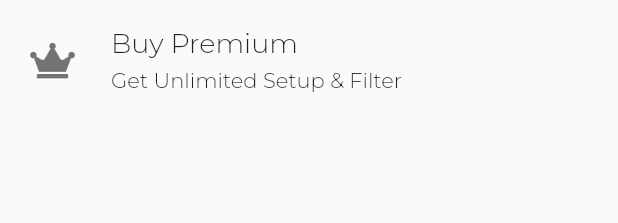
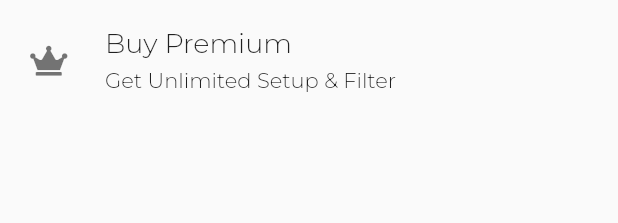
Before and after one commit to visionxStudio/Flutter-wallpaper-app---Walfy, a Flutter app: the SettingsTile widget shown alone on an empty page, opened directly, on a phone screen of 412 x 824 dp. Shown: the top 223 px of the screen. Run offline on Flutter 3.47's test engine with Material 2 defaults, Android fonts, the phone set to English and light mode, and no system bars; our stand-ins replace animated_text_kit, flutter_snake_navigationbar, font_awesome_flutter, get, get_storage, google_fonts; missing offline and left inert: configurable_expansion_tile_null_safety, dynamic_themes; accounts and stored records are empty.

Commit message:
settings ui

```diff
--- a/lib/screens/settings/settings_controller.dart
+++ b/lib/screens/settings/settings_controller.dart
@@ -1,5 +1,6 @@
 import 'package:get/get.dart';
 
 class SettingsController extends GetxController {
-  var isExpanded = false.obs;
+  var isDownloadExpanded = false.obs;
+  var isGeneralExpanded = false.obs;
 }
--- a/lib/screens/settings/widgets/settings_tile.dart
+++ b/lib/screens/settings/widgets/settings_tile.dart
@@ -26,14 +26,6 @@ class _SettingsTileState extends State<SettingsTile>
     with SingleTickerProviderStateMixin {
   SettingsController settingsController =
       Get.put<SettingsController>(SettingsController());
-  AnimationController? _animationController;
-
-  @override
-  void initState() {
-    super.initState();
-    _animationController =
-        AnimationController(vsync: this, duration: Duration(milliseconds: 450));
-  }
 
   @override
   Widget build(BuildContext context) {
@@ -48,7 +40,7 @@ class _SettingsTileState extends State<SettingsTile>
               Icon(
                 widget.icon,
                 color: Theme.of(context).unselectedWidgetColor,
-                size: 24,
+                size: 20,
               ),
               SizedBox(width: 30.0),
               Column(
@@ -80,7 +72,7 @@ class _SettingsTileState extends State<SettingsTile>
               Spacer(),
               widget.trail
                   ? Obx(() {
-                      if (settingsController.isExpanded.value) {
+                      if (settingsController.isDownloadExpanded.value) {
                         return Icon(Icons.keyboard_arrow_up_rounded);
                       } else {
                         return Icon(
@@ -97,20 +89,6 @@ class _SettingsTileState extends State<SettingsTile>
                         ),
                       ),
                     ),
-              // widget.trail
-              //     ? Icon(
-              //         Icons.keyboard_arrow_down_rounded,
-              //         color: Theme.of(context).unselectedWidgetColor,
-              //       )
-              //     : Opacity(
-              //         opacity: 0,
-              //         child: IconButton(
-              //           onPressed: () {},
-              //           icon: Icon(
-              //             Icons.keyboard_arrow_down_rounded,
-              //           ),
-              //         ),
-              //       ),
             ],
           ),
         ),
```
Also changed, not shown: lib/screens/settings/settings_screen.dart (+56 -16 lines).
